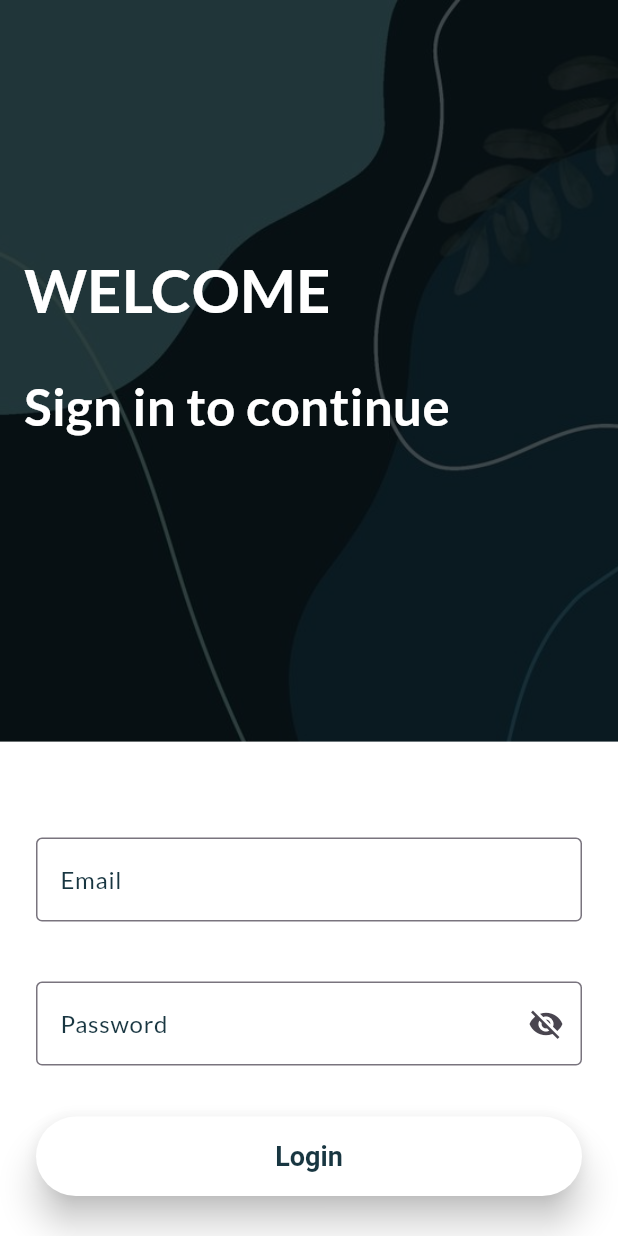
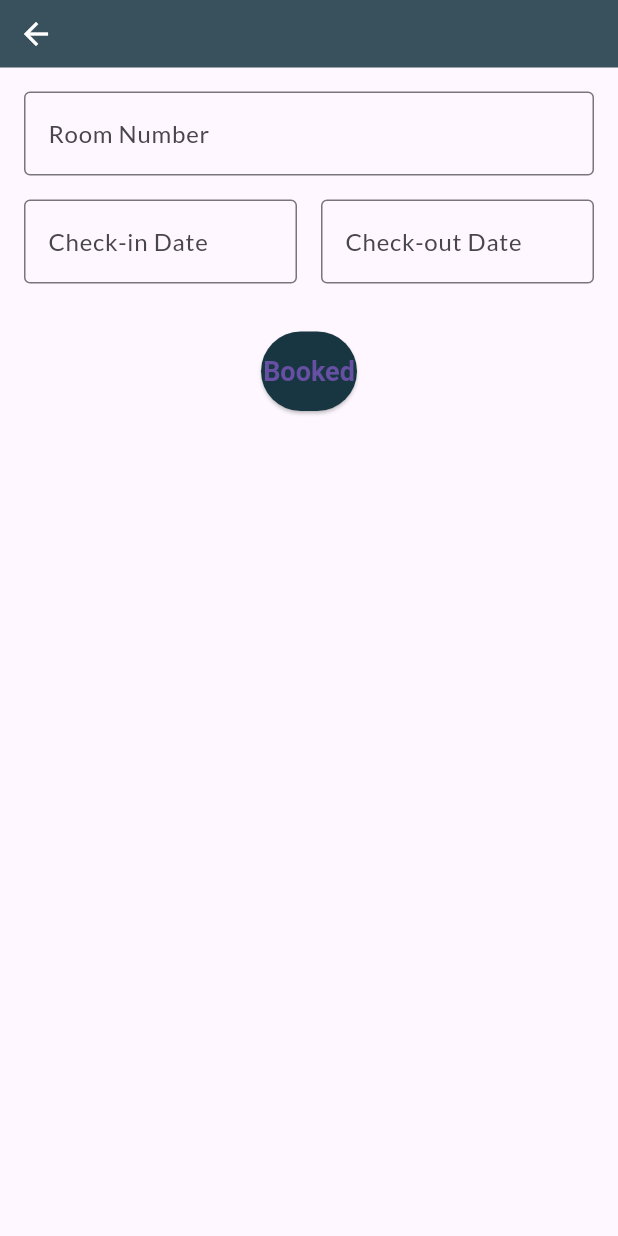
Before and after one commit to rudranil723/hotelapp2, a Flutter app: the LoginScreen screen opened directly, after a tap on "Login", on a phone screen of 412 x 824 dp. Run offline on Flutter 3.47's test engine with Material 3 defaults, Android fonts, the light colour scheme and no system bars.

Commit message:
calender looks okay

```diff
--- /dev/null
+++ b/lib/screens/calender.dart
@@ -0,0 +1,113 @@
+import 'package:flutter/material.dart';
+
+class CalendarScreen extends StatefulWidget {
+  @override
+  _CalendarScreenState createState() => _CalendarScreenState();
+}
+
+class _CalendarScreenState extends State<CalendarScreen> {
+  final TextEditingController roomNumberController = TextEditingController();
+  final TextEditingController checkInDateController = TextEditingController();
+  final TextEditingController checkOutDateController = TextEditingController();
+
+  Future<void> _selectDate(
+      BuildContext context, TextEditingController controller) async {
+    DateTime? selectedDate = await showDatePicker(
+      context: context,
+      initialDate: DateTime.now(),
+      firstDate: DateTime.now(),
+      lastDate: DateTime(2100),
+    );
+    if (selectedDate != null) {
+      setState(() {
+        controller.text = "${selectedDate.toLocal()}".split(' ')[0];
+      });
+    }
+  }
+
+  @override
+  Widget build(BuildContext context) {
+    return Scaffold(
+      body: Column(
+        children: [
+          Container(
+            height: 45,
+            color: Color.fromRGBO(24, 54, 65, 0.858),
+            child: Row(
+              children: [
+                IconButton(
+                  icon: Icon(Icons.arrow_back, color: Colors.white),
+                  onPressed: () {
+                    Navigator.pop(context);
+                  },
+                ),
+              ],
+            ),
+          ),
+          Padding(
+            padding: const EdgeInsets.all(16.0),
+            child: Column(
+              children: [
+                // Room number entry box
+                TextField(
+                  controller: roomNumberController,
+                  decoration: InputDecoration(
+                    labelText: 'Room Number',
+                    border: OutlineInputBorder(),
+                  ),
+                ),
+                SizedBox(height: 16),
+                // Check-in and Check-out date entry boxes in a single row
+                Row(
+                  children: [
+                    Expanded(
+                      child: TextField(
+                        controller: checkInDateController,
+                        readOnly: true,
+                        onTap: () =>
+                            _selectDate(context, checkInDateController),
+                        decoration: InputDecoration(
+                          labelText: 'Check-in Date',
+                          border: OutlineInputBorder(),
+                        ),
+                      ),
+                    ),
+                    SizedBox(width: 16),
+                    Expanded(
+                      child: TextField(
+                        controller: checkOutDateController,
+                        readOnly: true,
+                        onTap: () =>
+                            _selectDate(context, checkOutDateController),
+                        decoration: InputDecoration(
+                          labelText: 'Check-out Date',
+                          border: OutlineInputBorder(),
+                        ),
+                      ),
+                    ),
+                  ],
+                ),
+                SizedBox(height: 32),
+                // Booked button
+                ElevatedButton(
+                  onPressed: () {
+                    // Implement your booking logic here
+                  },
+                  child: Text('Booked'),
+                  style: ElevatedButton.styleFrom(
+                    backgroundColor: Color.fromRGBO(24, 54, 65, 1),
+                    padding: EdgeInsets.symmetric(vertical: 16),
+                    textStyle: TextStyle(
+                      fontSize: 18,
+                      fontWeight: FontWeight.bold,
+                    ),
+                  ),
+                ),
+              ],
+            ),
+          ),
+        ],
+      ),
+    );
+  }
+}
--- a/lib/screens/login_screen.dart
+++ b/lib/screens/login_screen.dart
@@ -1,4 +1,5 @@
 import 'package:flutter/material.dart';
+import 'calender.dart';
 
 class LoginScreen extends StatelessWidget {
   @override
@@ -96,7 +97,11 @@ class LoginScreen extends StatelessWidget {
                     SizedBox(height: 34),
                     ElevatedButton(
                       onPressed: () {
-                        // Implement your login logic here
+                        Navigator.push(
+                          context,
+                          MaterialPageRoute(
+                              builder: (context) => CalendarScreen()),
+                        );
                       },
                       child: Text('Login'),
                       style: ElevatedButton.styleFrom(
```
